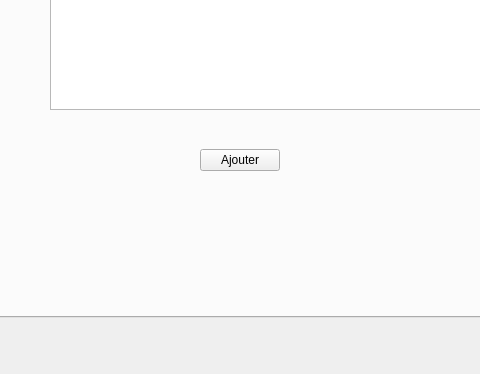
Above: mainwindow.ui from Crystal-Blu/police-station-2A25 before the change; both pictures show x 134 to 614 and y 273 to 647 of the 1089 by 647 pixel window. Below: the same form after it.
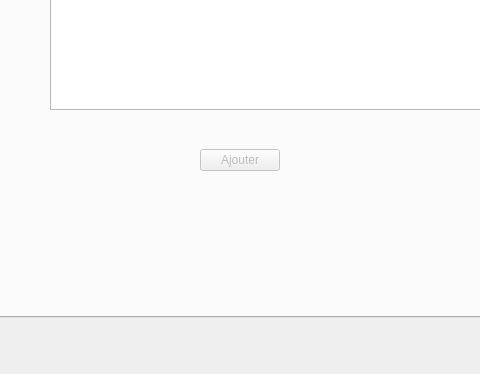
That is the form after the change. The open tabs and pages were chosen to show the change.

Commit message: done the control de saisi

Diff of the .ui file:
```diff
--- a/mainwindow.ui
+++ b/mainwindow.ui
@@ -1017,6 +1017,9 @@
         </property>
        </widget>
        <widget class="QPushButton" name="ajouter_2">
+        <property name="enabled">
+         <bool>false</bool>
+        </property>
         <property name="geometry">
          <rect>
           <x>330</x>
```
Left out of the diff: 10 changed lines with no effect on the pictures. The commit also changes 2 other files.
